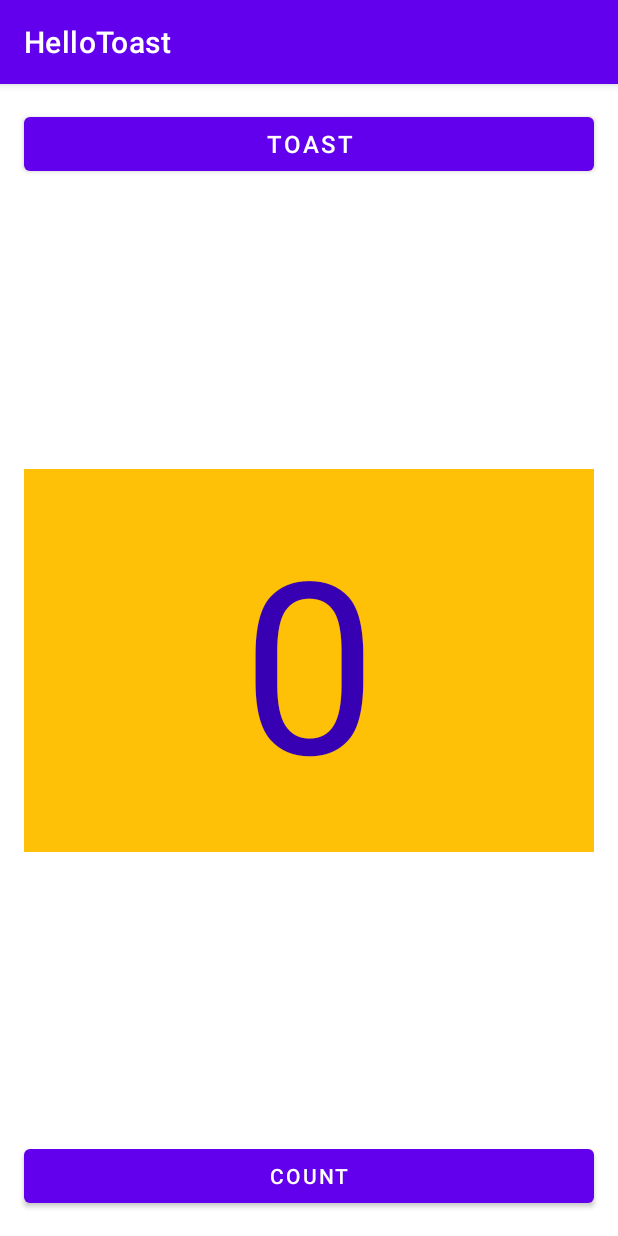
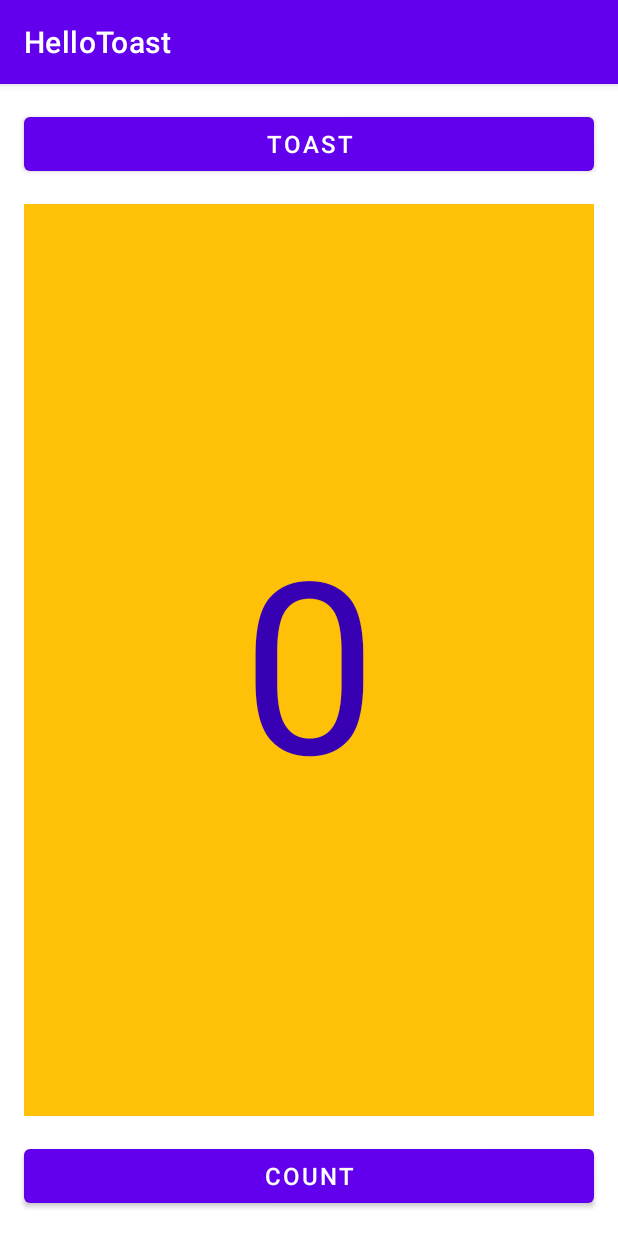
Before and after one commit to Ujjalkoju/Lab2-layout-editor, an Android app: the screen it shows after launch (MainActivity), on a phone screen of 412 x 824 dp. Run offline under Robolectric (Android 15) with nearby library versions, the phone set to English and light mode, and no system bars.

Commit message:
lab2 task2 1st commit

```diff
--- a/app/src/main/res/layout-land/activity_main.xml
+++ b/app/src/main/res/layout-land/activity_main.xml
@@ -1,65 +1,54 @@
 <?xml version="1.0" encoding="utf-8"?>
-<androidx.constraintlayout.widget.ConstraintLayout xmlns:android="http://schemas.android.com/apk/res/android"
+<LinearLayout xmlns:android="http://schemas.android.com/apk/res/android"
     xmlns:app="http://schemas.android.com/apk/res-auto"
     xmlns:tools="http://schemas.android.com/tools"
     android:layout_width="match_parent"
     android:layout_height="match_parent"
+    android:orientation="vertical"
     tools:context=".MainActivity">
+
 
     <Button
         android:id="@+id/button2"
-        android:layout_width="0dp"
+        android:layout_width="match_parent"
         android:layout_height="wrap_content"
         android:layout_marginStart="16dp"
         android:layout_marginLeft="16dp"
-        android:layout_marginTop="16dp"
+        android:layout_marginTop="4dp"
         android:layout_marginEnd="16dp"
         android:layout_marginRight="16dp"
-        android:text="Toast"
-        android:textSize="16sp"
-        app:layout_constraintBottom_toTopOf="@+id/textView2"
-        app:layout_constraintEnd_toEndOf="parent"
-        app:layout_constraintHorizontal_bias="0.5"
-        app:layout_constraintStart_toStartOf="parent"
-        app:layout_constraintTop_toTopOf="parent"
-        app:layout_constraintVertical_chainStyle="spread_inside" />
+        android:layout_marginBottom="4dp"
+        android:text="@string/toast"
+        android:textSize="16sp" />
 
-    <Button
-        android:id="@+id/button3"
-        android:layout_width="0dp"
+    <TextView
+        android:id="@+id/textView2"
+        android:layout_width="match_parent"
         android:layout_height="wrap_content"
         android:layout_marginStart="16dp"
         android:layout_marginLeft="16dp"
         android:layout_marginEnd="16dp"
         android:layout_marginRight="16dp"
-        android:layout_marginBottom="16dp"
-        android:text="Count"
-        android:textSize="16sp"
-        app:layout_constraintBottom_toBottomOf="parent"
-        app:layout_constraintEnd_toEndOf="parent"
-        app:layout_constraintHorizontal_bias="0.5"
-        app:layout_constraintStart_toStartOf="parent"
-        app:layout_constraintTop_toBottomOf="@+id/textView2" />
-
-    <TextView
-        android:id="@+id/textView2"
-        android:layout_width="0dp"
-        android:layout_height="215dp"
-        android:layout_marginStart="16dp"
-        android:layout_marginLeft="16dp"
-        android:layout_marginEnd="16dp"
-        android:layout_marginRight="16dp"
+        android:layout_weight="1"
         android:background="@color/yellow11"
         android:gravity="center"
-        android:text="0"
+        android:text="@string/_0"
         android:textAlignment="center"
         android:textColor="@color/purple_700"
         android:textColorHighlight="@color/black"
-        android:textSize="160sp"
-        app:layout_constraintBottom_toTopOf="@+id/button3"
-        app:layout_constraintEnd_toEndOf="parent"
-        app:layout_constraintHorizontal_bias="0.5"
-        app:layout_constraintStart_toStartOf="parent"
-        app:layout_constraintTop_toBottomOf="@+id/button2" />
+        android:textSize="160sp" />
 
-</androidx.constraintlayout.widget.ConstraintLayout>
+    <Button
+        android:id="@+id/button3"
+        android:layout_width="match_parent"
+        android:layout_height="wrap_content"
+        android:layout_marginStart="16dp"
+        android:layout_marginLeft="16dp"
+        android:layout_marginTop="4dp"
+        android:layout_marginEnd="16dp"
+        android:layout_marginRight="16dp"
+        android:layout_marginBottom="4dp"
+        android:text="@string/count"
+        android:textSize="16sp" />
+
+</LinearLayout>
--- a/app/src/main/res/layout-sw600dp/activity_main.xml
+++ b/app/src/main/res/layout-sw600dp/activity_main.xml
@@ -1,48 +1,31 @@
 <?xml version="1.0" encoding="utf-8"?>
-<androidx.constraintlayout.widget.ConstraintLayout xmlns:android="http://schemas.android.com/apk/res/android"
+<LinearLayout xmlns:android="http://schemas.android.com/apk/res/android"
     xmlns:app="http://schemas.android.com/apk/res-auto"
     xmlns:tools="http://schemas.android.com/tools"
     android:layout_width="match_parent"
     android:layout_height="match_parent"
+    android:orientation="vertical"
     tools:context=".MainActivity">
 
     <Button
         android:id="@+id/button2"
-        android:layout_width="470dp"
+        android:layout_width="match_parent"
         android:layout_height="wrap_content"
         android:layout_marginStart="8dp"
         android:layout_marginLeft="8dp"
-        android:layout_marginTop="8dp"
-        android:layout_marginBottom="8dp"
-        android:text="Toast"
-        android:textSize="60sp"
-        app:layout_constraintBottom_toTopOf="@+id/textView2"
-        app:layout_constraintEnd_toStartOf="@+id/button3"
-        app:layout_constraintStart_toStartOf="parent"
-        app:layout_constraintTop_toTopOf="parent" />
-
-    <Button
-        android:id="@+id/button3"
-        android:layout_width="470dp"
-        android:layout_height="wrap_content"
-        android:layout_marginStart="8dp"
-        android:layout_marginLeft="8dp"
-        android:layout_marginTop="8dp"
+        android:layout_marginTop="16dp"
         android:layout_marginEnd="8dp"
         android:layout_marginRight="8dp"
-        android:layout_marginBottom="8dp"
-        android:text="Count"
-        android:textSize="60sp"
-        app:layout_constraintBottom_toTopOf="@+id/textView2"
-        app:layout_constraintEnd_toEndOf="parent"
-        app:layout_constraintStart_toEndOf="@+id/button2"
-        app:layout_constraintTop_toTopOf="parent"
-        app:layout_constraintVertical_bias="0.0" />
+        android:layout_marginBottom="16dp"
+        android:text="Toast"
+        android:textSize="60sp" />
+
+
 
     <TextView
         android:id="@+id/textView2"
-        android:layout_width="0dp"
-        android:layout_height="0dp"
+        android:layout_width="match_parent"
+        android:layout_height="wrap_content"
         android:layout_marginStart="8dp"
         android:layout_marginLeft="8dp"
         android:layout_marginTop="8dp"
@@ -52,13 +35,23 @@
         android:background="@color/yellow11"
         android:gravity="center"
         android:text="0"
+        android:layout_weight="1"
         android:textColor="@color/purple_700"
         android:textColorHighlight="@color/black"
         android:textSize="200sp"
-        app:layout_constraintBottom_toBottomOf="parent"
-        app:layout_constraintEnd_toEndOf="parent"
-        app:layout_constraintHorizontal_bias="0.0"
-        app:layout_constraintStart_toStartOf="parent"
-        app:layout_constraintTop_toBottomOf="@+id/button2"
-        app:layout_constraintVertical_bias="0.0" />
-</androidx.constraintlayout.widget.ConstraintLayout>
+      />
+
+
+    <Button
+        android:id="@+id/button3"
+        android:layout_width="match_parent"
+        android:layout_height="wrap_content"
+        android:layout_marginStart="8dp"
+        android:layout_marginLeft="8dp"
+        android:layout_marginTop="16dp"
+        android:layout_marginEnd="8dp"
+        android:layout_marginRight="8dp"
+        android:layout_marginBottom="16dp"
+        android:text="Count"
+        android:textSize="60sp" />
+</LinearLayout>
--- a/app/src/main/res/layout/activity_main.xml
+++ b/app/src/main/res/layout/activity_main.xml
@@ -1,14 +1,16 @@
 <?xml version="1.0" encoding="utf-8"?>
-<androidx.constraintlayout.widget.ConstraintLayout xmlns:android="http://schemas.android.com/apk/res/android"
+<LinearLayout xmlns:android="http://schemas.android.com/apk/res/android"
     xmlns:app="http://schemas.android.com/apk/res-auto"
     xmlns:tools="http://schemas.android.com/tools"
     android:layout_width="match_parent"
     android:layout_height="match_parent"
+    android:orientation="vertical"
     tools:context=".MainActivity">
+
 
     <Button
         android:id="@+id/button2"
-        android:layout_width="0dp"
+        android:layout_width="match_parent"
         android:layout_height="wrap_content"
         android:layout_marginStart="16dp"
         android:layout_marginLeft="16dp"
@@ -17,16 +19,32 @@
         android:layout_marginRight="16dp"
         android:text="@string/toast"
         android:textSize="16sp"
-        app:layout_constraintBottom_toTopOf="@+id/textView2"
-        app:layout_constraintEnd_toEndOf="parent"
-        app:layout_constraintHorizontal_bias="0.5"
-        app:layout_constraintStart_toStartOf="parent"
-        app:layout_constraintTop_toTopOf="parent"
-        app:layout_constraintVertical_chainStyle="spread_inside" />
+ />
+
+
+    <TextView
+
+
+        android:id="@+id/textView2"
+        android:layout_width="match_parent"
+        android:layout_height="wrap_content"
+        android:layout_marginStart="16dp"
+        android:layout_marginLeft="16dp"
+        android:layout_marginTop="16dp"
+        android:layout_marginEnd="16dp"
+        android:layout_marginRight="16dp"
+        android:layout_marginBottom="16dp"
+        android:layout_weight="1"
+        android:background="@color/yellow11"
+        android:gravity="center"
+        android:text="@string/_0"
+        android:textColor="@color/purple_700"
+        android:textColorHighlight="@color/black"
+        android:textSize="160sp" />
 
     <Button
         android:id="@+id/button3"
-        android:layout_width="0dp"
+        android:layout_width="match_parent"
         android:layout_height="wrap_content"
         android:layout_marginStart="16dp"
         android:layout_marginLeft="16dp"
@@ -34,32 +52,8 @@
         android:layout_marginRight="16dp"
         android:layout_marginBottom="16dp"
         android:text="@string/count"
-        android:textSize="14sp"
-        app:layout_constraintBottom_toBottomOf="parent"
-        app:layout_constraintEnd_toEndOf="parent"
-        app:layout_constraintHorizontal_bias="0.5"
-        app:layout_constraintStart_toStartOf="parent"
-        app:layout_constraintTop_toBottomOf="@+id/textView2" />
-
-    <TextView
+        android:textSize="16sp"
+        />
 
 
-        android:id="@+id/textView2"
-        android:layout_width="0dp"
-        android:layout_height="255dp"
-        android:layout_marginStart="16dp"
-        android:layout_marginLeft="16dp"
-        android:layout_marginEnd="16dp"
-        android:layout_marginRight="16dp"
-        android:background="@color/yellow11"
-        android:gravity="center"
-        android:text="@string/_0"
-        android:textColor="@color/purple_700"
-        android:textColorHighlight="@color/black"
-        android:textSize="160sp"
-        app:layout_constraintBottom_toTopOf="@+id/button3"
-        app:layout_constraintEnd_toEndOf="parent"
-        app:layout_constraintHorizontal_bias="0.5"
-        app:layout_constraintStart_toStartOf="parent"
-        app:layout_constraintTop_toBottomOf="@+id/button2" />
-</androidx.constraintlayout.widget.ConstraintLayout>
+</LinearLayout>
```
Also changed, not shown: 5 other files.
